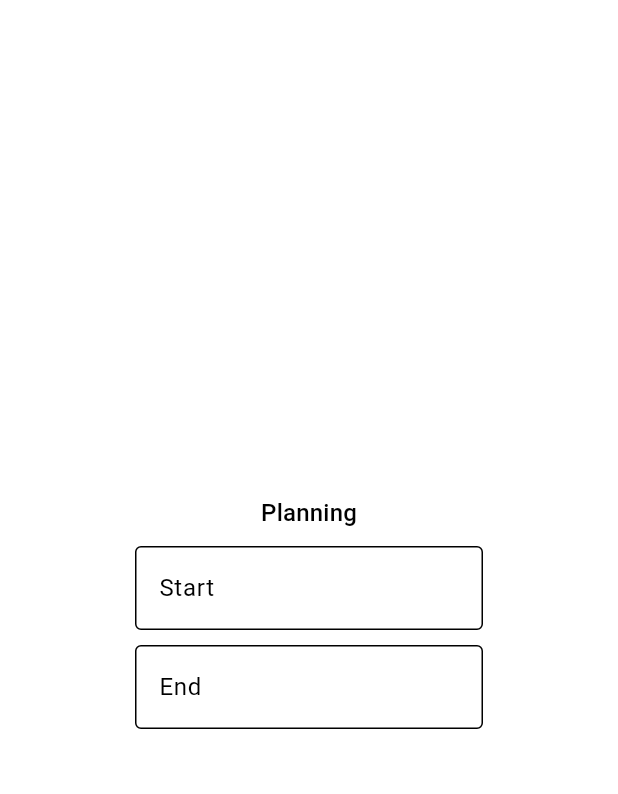
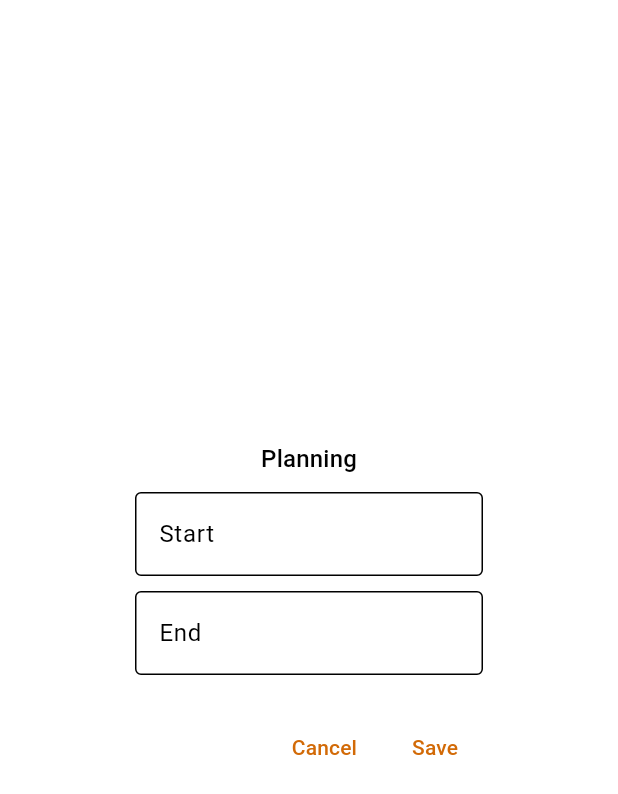
Before and after one commit to dxvid-pts/clock_in, a Flutter app: the PlanningDialog widget shown alone on an empty page, opened directly, on a phone screen of 412 x 824 dp. Shown: the top 794 px of the screen. Run offline on Flutter 3.47's test engine with Material 2 defaults, Android fonts, the phone set to English and light mode, and no system bars; our stand-ins replace fl_chart, flutter_riverpod, flutter_svg, freezed_annotation, hive, syncfusion_flutter_datepicker; missing offline and left inert: commons_flutter, storage_engine, storage_engine_hive_adapter; accounts and stored records are empty.

Commit message:
add action buttons

```diff
--- a/frontend/lib/screens/overview_screen/widgets/planning_dialog.dart
+++ b/frontend/lib/screens/overview_screen/widgets/planning_dialog.dart
@@ -82,6 +82,20 @@ class _PlanningDialogState extends State<PlanningDialog> {
           ),
         ],
       ),
+      actions: [
+        TextButton(
+          onPressed: () {
+            Navigator.of(context).pop();
+          },
+          child: const Text("Cancel"),
+        ),
+        TextButton(
+          onPressed: () {
+            Navigator.of(context).pop();
+          },
+          child: const Text("Save"),
+        ),
+      ],
     );
   }
 }
```
